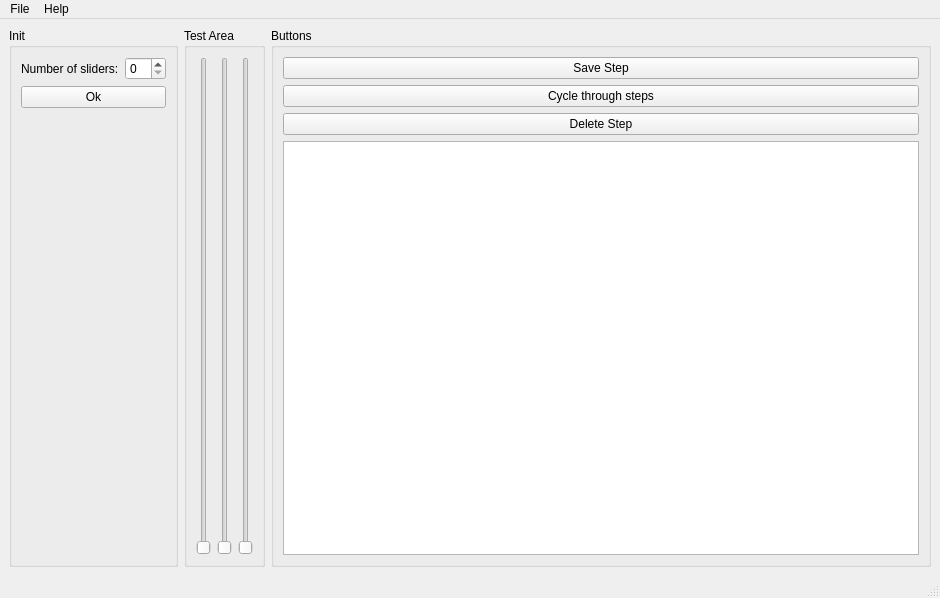
This is slider/mainwindow.ui in Alfredo-Vargas/QtBasics as Qt 5 draws it before an edit. The edited form follows.
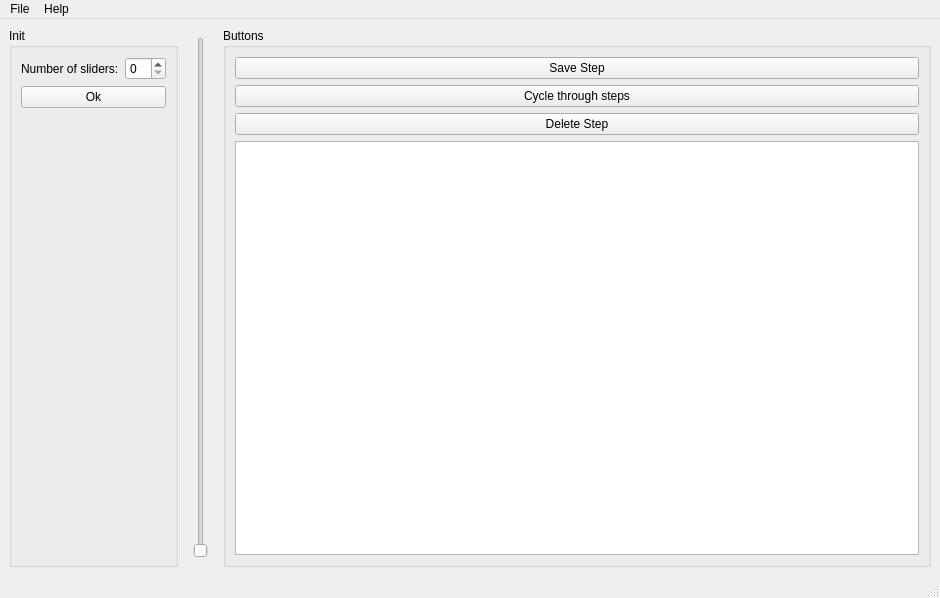
This is the edited form. Custom widgets are drawn as their Qt base class.

```diff
--- a/slider/mainwindow.ui
+++ b/slider/mainwindow.ui
@@ -59,10 +59,7 @@
      </widget>
     </item>
     <item>
-     <widget class="SliderArray" name="groupBoxTestArea">
-      <property name="title">
-       <string>Test Area</string>
-      </property>
+     <widget class="SliderArray" name="sliderArray" native="true">
       <layout class="QHBoxLayout" name="horizontalLayout_3">
        <item>
         <widget class="QSlider" name="verticalSlider">
@@ -71,20 +68,6 @@
          </property>
         </widget>
        </item>
-       <item>
-        <widget class="QSlider" name="verticalSlider_2">
-         <property name="orientation">
-          <enum>Qt::Vertical</enum>
-         </property>
-        </widget>
-       </item>
-       <item>
-        <widget class="QSlider" name="verticalSlider_3">
-         <property name="orientation">
-          <enum>Qt::Vertical</enum>
-         </property>
-        </widget>
-       </item>
       </layout>
      </widget>
     </item>
@@ -150,8 +133,8 @@
  <customwidgets>
   <customwidget>
    <class>SliderArray</class>
-   <extends>QGroupBox</extends>
-   <header location="global">sliderarray.h</header>
+   <extends>QWidget</extends>
+   <header>sliderarray.h</header>
    <container>1</container>
   </customwidget>
  </customwidgets>
```
